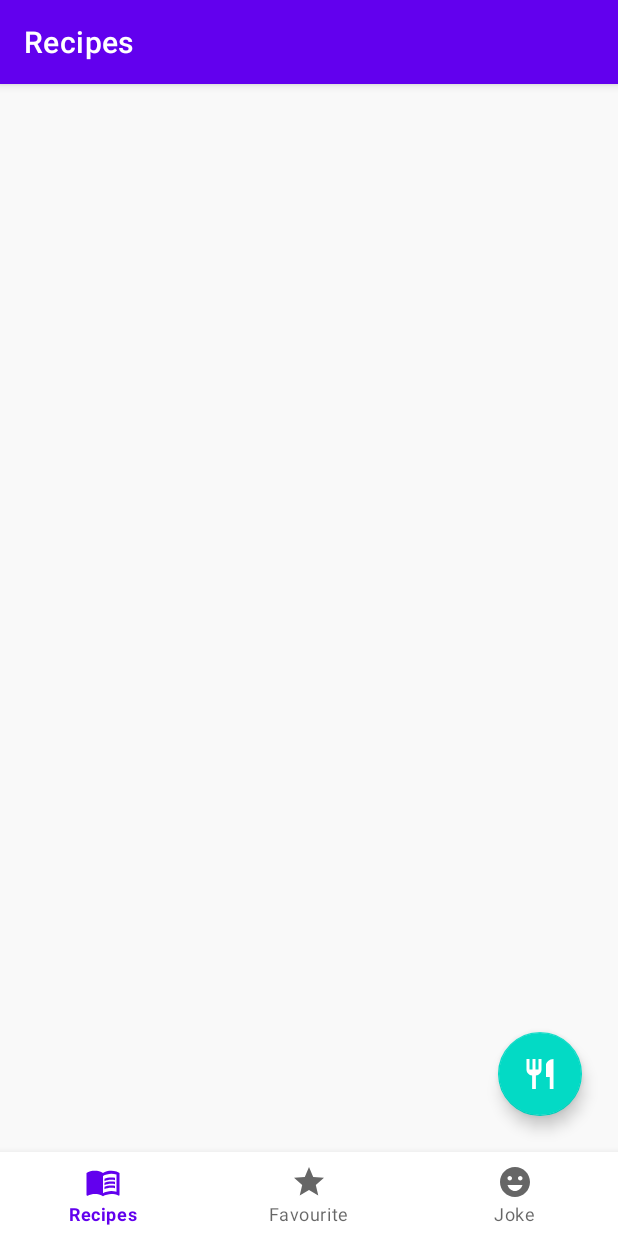
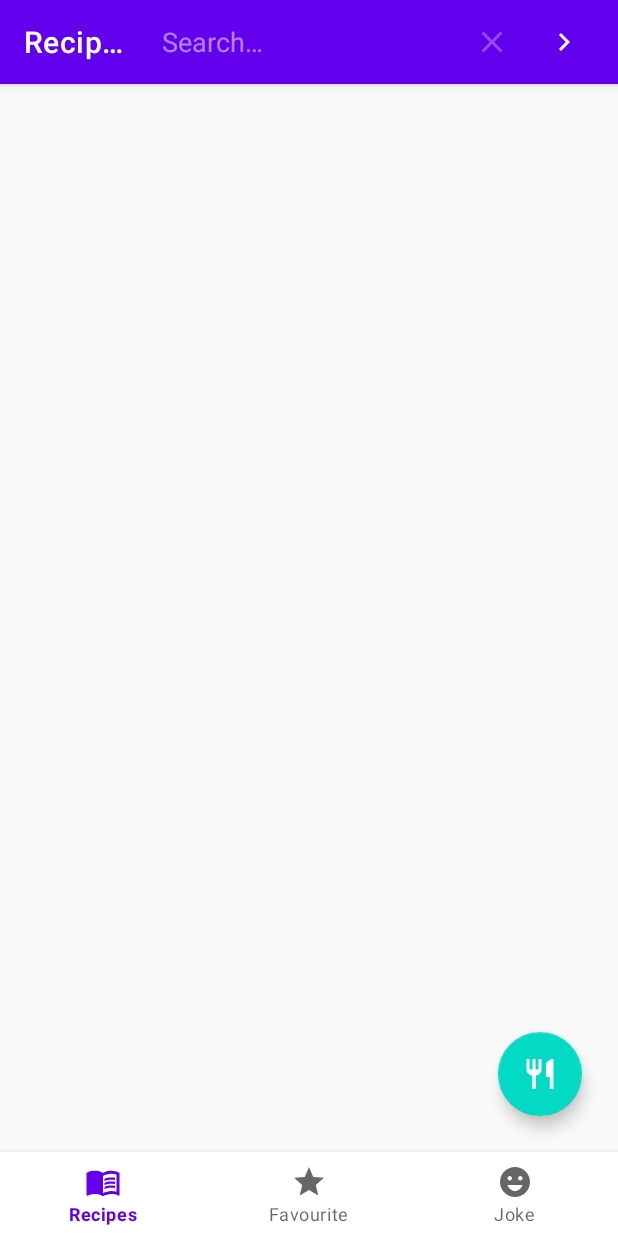
Before and after one commit to roshan129/RecipesAppStevdza, an Android app: the screen it shows after launch (MainActivity), after a tap on an icon or button, on a phone screen of 412 x 824 dp. Run offline under Robolectric (Android 15) with nearby library versions, the phone set to English and light mode, and no system bars; our stand-ins replace Dagger/Hilt's generated code, Room's generated code, Shimmer, data binding, navigation-ui; libraries missing offline, so code that uses them is left out: androidx.hilt.lifecycle; plain views replace ShimmerRecyclerView; Roboto replaces fonts that are not available here; 13 statements that could not run were skipped; 1 other tap on this screen came first.

Commit message:
commit: 01-10-2021 05:35 pm

```diff
--- a/app/src/main/java/com/adivid/recipesappstevdza/data/RemoteDataSource.kt
+++ b/app/src/main/java/com/adivid/recipesappstevdza/data/RemoteDataSource.kt
@@ -13,4 +13,8 @@ class RemoteDataSource @Inject constructor(
         return foodRecipesApi.getRecipes(queries)
     }
 
+    suspend fun searchRecipe(searchQuery: Map<String, String>): Response<FoodRecipe> {
+        return foodRecipesApi.searchRecipes(searchQuery)
+    }
+
 }
--- a/app/src/main/java/com/adivid/recipesappstevdza/data/network/FoodRecipesApi.kt
+++ b/app/src/main/java/com/adivid/recipesappstevdza/data/network/FoodRecipesApi.kt
@@ -11,4 +11,14 @@ interface FoodRecipesApi {
     suspend fun getRecipes(
         @QueryMap queries: Map<String, String>
     ): Response<FoodRecipe>
+
+
+    @GET("/recipes/complexSearch")
+    suspend fun searchRecipes(
+        @QueryMap queries: Map<String, String>
+    ): Response<FoodRecipe>
+
+
+
+
 }
--- a/app/src/main/java/com/adivid/recipesappstevdza/ui/fragments/recipes/RecipesFragment.kt
+++ b/app/src/main/java/com/adivid/recipesappstevdza/ui/fragments/recipes/RecipesFragment.kt
@@ -2,32 +2,29 @@ package com.adivid.recipesappstevdza.ui.fragments.recipes
 
 import android.os.Bundle
 import android.util.Log
+import android.view.*
+import android.widget.Toast
+import androidx.appcompat.widget.SearchView
 import androidx.fragment.app.Fragment
-import android.view.LayoutInflater
-import android.view.View
-import android.view.ViewGroup
-import android.widget.Toast
-import androidx.lifecycle.Observer
 import androidx.lifecycle.ViewModelProvider
 import androidx.lifecycle.lifecycleScope
 import androidx.navigation.fragment.findNavController
 import androidx.navigation.fragment.navArgs
 import androidx.recyclerview.widget.LinearLayoutManager
 import com.adivid.recipesappstevdza.R
-import com.adivid.recipesappstevdza.viewmodels.MainViewModel
 import com.adivid.recipesappstevdza.adapters.RecipesAdapter
 import com.adivid.recipesappstevdza.databinding.FragmentRecipesBinding
 import com.adivid.recipesappstevdza.util.NetworkListener
 import com.adivid.recipesappstevdza.util.NetworkResult
 import com.adivid.recipesappstevdza.util.observeOnce
+import com.adivid.recipesappstevdza.viewmodels.MainViewModel
 import com.adivid.recipesappstevdza.viewmodels.RecipesViewModel
 import dagger.hilt.android.AndroidEntryPoint
-import kotlinx.android.synthetic.main.fragment_recipes.view.*
 import kotlinx.coroutines.flow.collect
 import kotlinx.coroutines.launch
 
 @AndroidEntryPoint
-class RecipesFragment : Fragment() {
+class RecipesFragment : Fragment(), SearchView.OnQueryTextListener {
 
     private val args by navArgs<RecipesFragmentArgs>()
 
@@ -53,6 +50,9 @@ class RecipesFragment : Fragment() {
         _binding = FragmentRecipesBinding.inflate(inflater, container, false)
         binding.lifecycleOwner = this
         binding.mainViewModel = mainViewModel
+
+        setHasOptionsMenu(true)
+
         setUpRecyclerView()
 
         recipesVieModel.readBackOnline.observe(viewLifecycleOwner, {
@@ -89,6 +89,26 @@ class RecipesFragment : Fragment() {
         binding.recyclerView.adapter = mAdapter
         binding.recyclerView.layoutManager = LinearLayoutManager(requireContext())
         showShimmerEffect()
+    }
+
+    override fun onCreateOptionsMenu(menu: Menu, inflater: MenuInflater) {
+        inflater.inflate(R.menu.recipes_menu, menu)
+
+        val search = menu.findItem(R.id.menu_search)
+        val searchView = search.actionView as? SearchView
+        searchView?.isSubmitButtonEnabled = true
+        searchView?.setOnQueryTextListener(this)
+    }
+
+    override fun onQueryTextSubmit(query: String?): Boolean {
+        if(query!=null) {
+            searchApiData(query)
+        }
+        return true
+    }
+
+    override fun onQueryTextChange(newText: String?): Boolean {
+        return true
     }
 
     private fun readDatabase() {
@@ -132,6 +152,32 @@ class RecipesFragment : Fragment() {
         })
     }
 
+    private fun searchApiData(searchQuery: String) {
+        showShimmerEffect()
+        mainViewModel.searchRecipes(recipesVieModel.applySearchQuery(searchQuery))
+        mainViewModel.searchedRecipesResponse.observe(viewLifecycleOwner, { resposne ->
+            when(resposne) {
+                is NetworkResult.Success -> {
+                    hideShimmerEffect()
+                    val foodRecipe = resposne.data
+                    foodRecipe?.let { mAdapter.setData(it) }
+                }
+                is NetworkResult.Error -> {
+                    hideShimmerEffect()
+                    loadDataFromCache()
+                    Toast.makeText(
+                        requireContext(),
+                        resposne.message.toString(),
+                        Toast.LENGTH_SHORT
+                    ).show()
+                }
+                is NetworkResult.Loading -> {
+                    showShimmerEffect()
+                }
+            }
+        })
+    }
+
     private fun loadDataFromCache(){
         lifecycleScope.launch {
             mainViewModel.readRecipes.observe(viewLifecycleOwner, {database ->
@@ -155,4 +201,6 @@ class RecipesFragment : Fragment() {
         _binding = null
     }
 
+
+
 }
--- a/app/src/main/java/com/adivid/recipesappstevdza/util/Constants.kt
+++ b/app/src/main/java/com/adivid/recipesappstevdza/util/Constants.kt
@@ -7,6 +7,8 @@ class Constants {
         const val BASE_URL = "https://api.spoonacular.com"
         const val API_KEY = "e289ca65279c487289eead8228c080ae"
 
+        //API Query Keys
+        const val QUERY_SEARCH = "query"
         const val QUERY_NUMBER = "number"
         const val QUERY_API_KEY = "apiKey"
         const val QUERY_TYPE = "type"
--- /dev/null
+++ b/app/src/main/res/drawable/ic_search.xml
@@ -0,0 +1,10 @@
+<vector xmlns:android="http://schemas.android.com/apk/res/android"
+    android:width="24dp"
+    android:height="24dp"
+    android:viewportWidth="24"
+    android:viewportHeight="24"
+    android:tint="?attr/colorControlNormal">
+  <path
+      android:fillColor="@android:color/white"
+      android:pathData="M15.5,14h-0.79l-0.28,-0.27C15.41,12.59 16,11.11 16,9.5 16,5.91 13.09,3 9.5,3S3,5.91 3,9.5 5.91,16 9.5,16c1.61,0 3.09,-0.59 4.23,-1.57l0.27,0.28v0.79l5,4.99L20.49,19l-4.99,-5zM9.5,14C7.01,14 5,11.99 5,9.5S7.01,5 9.5,5 14,7.01 14,9.5 11.99,14 9.5,14z"/>
+</vector>
--- /dev/null
+++ b/app/src/main/res/menu/recipes_menu.xml
@@ -0,0 +1,14 @@
+<?xml version="1.0" encoding="utf-8"?>
+<menu xmlns:android="http://schemas.android.com/apk/res/android"
+    xmlns:app="http://schemas.android.com/apk/res-auto"
+    xmlns:tools="http://schemas.android.com/tools">
+
+    <item
+        android:id="@+id/menu_search"
+        android:icon="@drawable/ic_search"
+        android:iconTint="@color/white"
+        android:title="Search"
+        app:actionViewClass="androidx.appcompat.widget.SearchView"
+        app:showAsAction="ifRoom"
+        tools:targetApi="o" />
+</menu>
```
Also changed, not shown: app/src/main/java/com/adivid/recipesappstevdza/viewmodels/MainViewModel.kt (+20 -0 lines), app/src/main/java/com/adivid/recipesappstevdza/viewmodels/RecipesViewModel.kt (+11 -1 lines).
